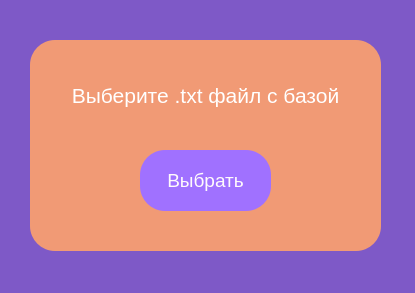
Old version of the form GUI/initial.ui in the repository juliaRual/solve-tests.
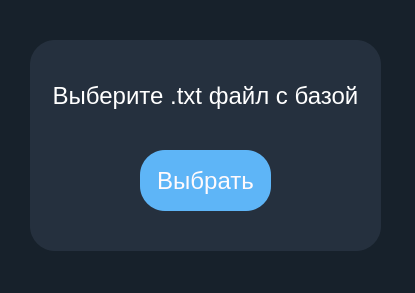
New version of the form.

Diff of the .ui file:
```diff
--- a/GUI/initial.ui
+++ b/GUI/initial.ui
@@ -14,7 +14,7 @@
    <string>Select test</string>
   </property>
   <property name="styleSheet">
-   <string notr="true">background-color: rgb(126, 89, 199);</string>
+   <string notr="true">background-color: rgb(23, 33, 43);</string>
   </property>
   <widget class="QFrame" name="frame">
    <property name="geometry">
@@ -27,7 +27,7 @@
    </property>
    <property name="styleSheet">
     <string notr="true">color: rgb(255, 255, 255);
-background-color: rgb(241, 154, 117);
+background-color: rgb(37, 48, 62);
 border-radius: 25;</string>
    </property>
    <property name="frameShape">
@@ -48,7 +48,7 @@
     <property name="font">
      <font>
       <family>Tahoma</family>
-      <pointsize>16</pointsize>
+      <pointsize>18</pointsize>
      </font>
     </property>
     <property name="styleSheet">
@@ -73,13 +73,13 @@
     <property name="font">
      <font>
       <family>Tahoma</family>
-      <pointsize>14</pointsize>
+      <pointsize>18</pointsize>
       <bold>false</bold>
      </font>
     </property>
     <property name="styleSheet">
      <string notr="true">color: rgb(255, 250, 252);
-background-color: rgb(160, 113, 255);
+background-color: rgb(94, 181, 247);
 border-radius: 25;</string>
     </property>
     <property name="text">
```
